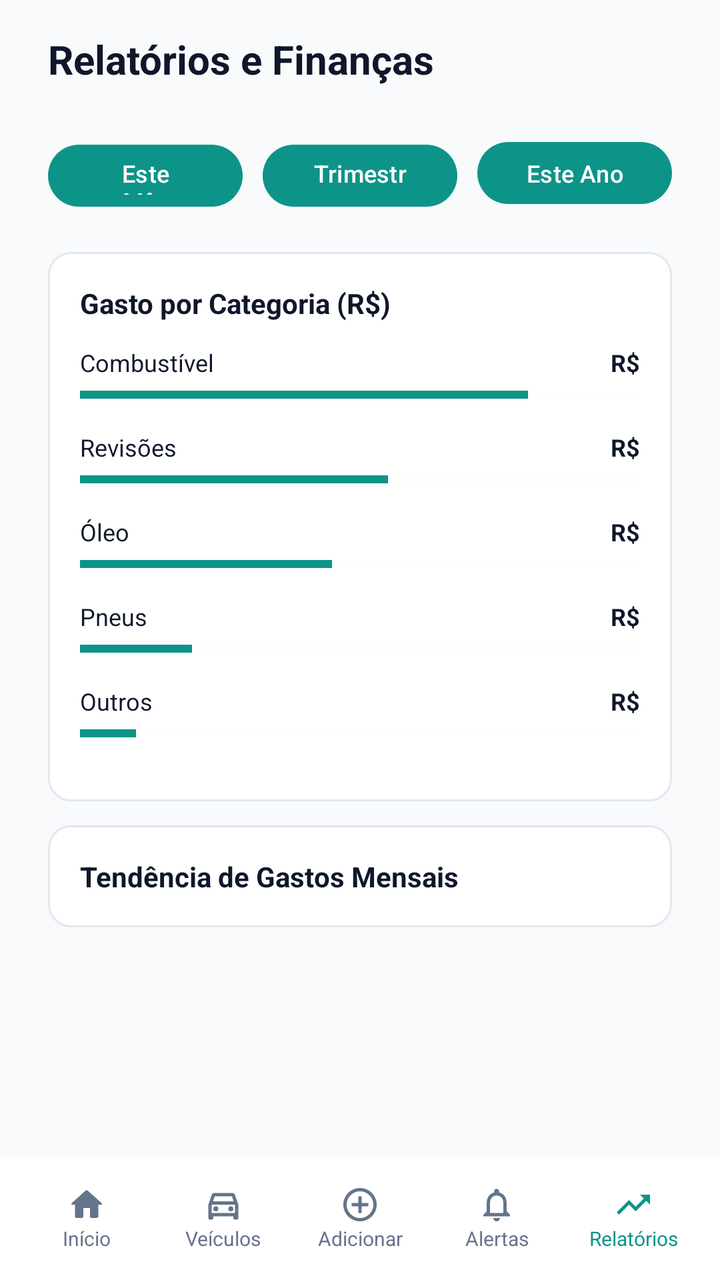
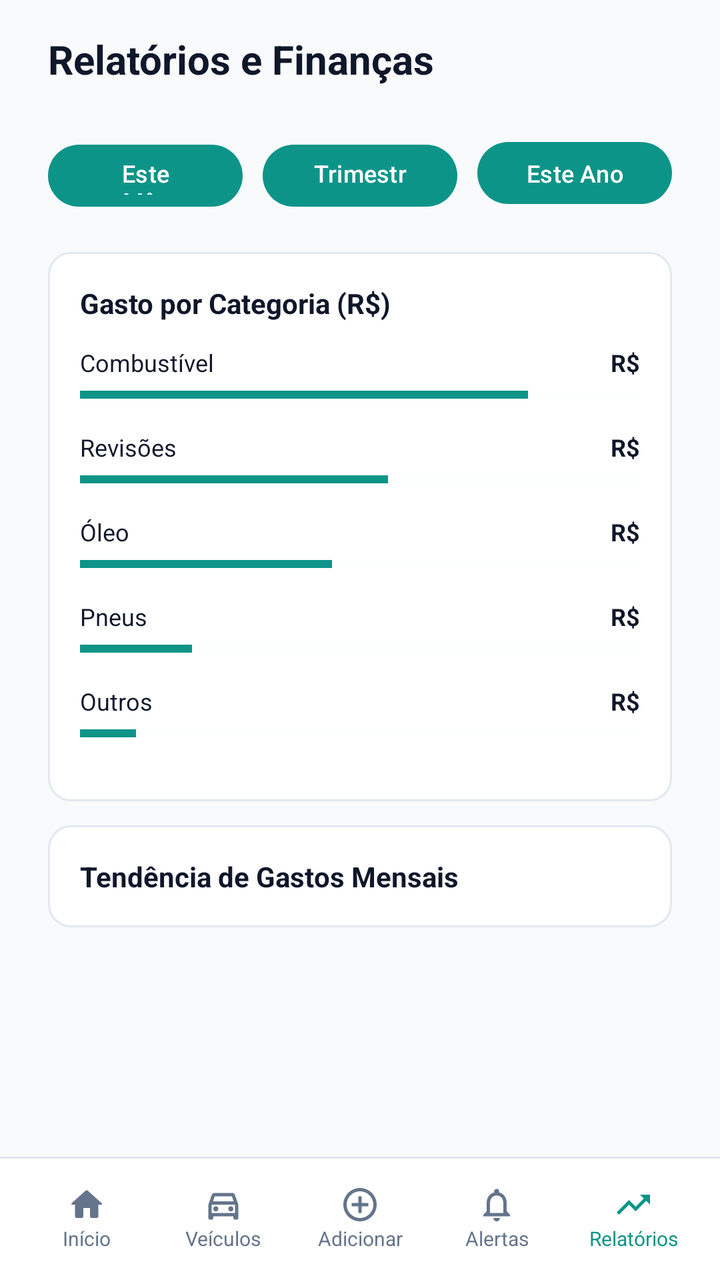

Screens rendered from an Android XML layout before and after an edit, with the pre-edit source and the edit as a unified diff.
<!-- AndroidManifest.xml: application theme Theme.Virabraking -->
<!-- res/layout/activity_relatorios.xml -->
<?xml version="1.0" encoding="utf-8"?>
<androidx.constraintlayout.widget.ConstraintLayout xmlns:android="http://schemas.android.com/apk/res/android"
    xmlns:app="http://schemas.android.com/apk/res-auto"
    xmlns:tools="http://schemas.android.com/tools"
    android:layout_width="match_parent"
    android:layout_height="match_parent"
    android:background="#f8fafc"
    tools:context=".Relatorios">

    <LinearLayout
        android:layout_width="match_parent"
        android:layout_height="wrap_content"
        android:paddingHorizontal="24dp"
        android:orientation="vertical">

        <LinearLayout
            android:layout_width="match_parent"
            android:layout_height="wrap_content"
            android:orientation="vertical">

            <LinearLayout
                android:layout_width="match_parent"
                android:layout_height="wrap_content"
                android:paddingVertical="16dp"
                android:gravity="center_vertical">

                <TextView
                    android:layout_width="match_parent"
                    android:layout_height="wrap_content"
                    android:text="Relatórios e Finanças"
                    android:textStyle="bold"
                    android:textSize="20sp"
                    android:textColor="#0F172A" />
            </LinearLayout>

            <LinearLayout
                android:layout_width="match_parent"
                android:layout_height="wrap_content"
                android:divider="@drawable/gap"
                android:showDividers="middle"
                android:paddingVertical="8dp">

                <Button
                    android:layout_width="match_parent"
                    android:layout_height="39dp"
                    android:layout_weight="1"
                    android:textSize="12sp"
                    android:textColor="#ffffff"
                    android:text="Este Mês" />

                <Button
                    android:layout_width="match_parent"
                    android:layout_height="39dp"
                    android:layout_weight="1"
                    android:textSize="12sp"
                    android:textColor="#ffffff"
                    android:text="Trimestre" />

                <Button
                    android:layout_width="match_parent"
                    android:layout_height="39dp"
                    android:layout_weight="1"
                    android:textSize="12sp"
                    android:textColor="#ffffff"
                    android:text="Este Ano" />
            </LinearLayout>
        </LinearLayout>

        <LinearLayout
            android:layout_width="match_parent"
            android:layout_height="wrap_content"
            android:paddingVertical="12dp">

            <LinearLayout
                android:layout_width="match_parent"
                android:layout_height="wrap_content"
                android:background="@drawable/border_rounded_sections"
                android:orientation="vertical"
                android:padding="16dp">

                <TextView
                    android:layout_width="match_parent"
                    android:layout_height="wrap_content"
                    android:text="Gasto por Categoria (R$)"
                    android:textStyle="bold"
                    android:textColor="#0F172A" />

                <LinearLayout
                    android:layout_width="match_parent"
                    android:layout_height="wrap_content"
                    android:orientation="vertical"
                    android:layout_marginTop="12dp"
                    android:layout_marginBottom="10dp">

                    <LinearLayout
                        android:layout_width="match_parent"
                        android:layout_height="wrap_content">

                        <TextView
                            android:layout_width="match_parent"
                            android:layout_height="wrap_content"
                            android:layout_weight="1"
                            android:textSize="12sp"
                            android:textColor="#0F172A"
                            android:text="Combustível" />

                        <TextView
                            android:layout_width="wrap_content"
                            android:layout_height="wrap_content"
                            android:text="R$"
                            android:textSize="12sp"
                            android:textColor="#0F172A"
                            android:textStyle="bold" />
                    </LinearLayout>

                    <ProgressBar
                        style="?android:attr/progressBarStyleHorizontal"
                        android:layout_width="match_parent"
                        android:layout_height="wrap_content"
                        android:max="100"
                        android:progress="80"
                        android:progressTint="#0d9488"
                        android:progressBackgroundTint="#f8fafc" />
                </LinearLayout>

                <LinearLayout
                    android:layout_width="match_parent"
                    android:layout_height="wrap_content"
                    android:orientation="vertical"
                    android:layout_marginBottom="10dp">

                    <LinearLayout
                        android:layout_width="match_parent"
                        android:layout_height="wrap_content">

                        <TextView
                            android:layout_width="match_parent"
                            android:layout_height="wrap_content"
                            android:layout_weight="1"
                            android:textSize="12sp"
                            android:textColor="#0F172A"
                            android:text="Revisões" />

                        <TextView
                            android:layout_width="wrap_content"
                            android:layout_height="wrap_content"
                            android:text="R$"
                            android:textSize="12sp"
                            android:textColor="#0F172A"
                            android:textStyle="bold" />
                    </LinearLayout>

                    <ProgressBar
                        style="?android:attr/progressBarStyleHorizontal"
                        android:layout_width="match_parent"
                        android:layout_height="wrap_content"
                        android:max="100"
                        android:progress="55"
                        android:progressTint="#0d9488"
                        android:progressBackgroundTint="#f8fafc" />
                </LinearLayout>

                <LinearLayout
                    android:layout_width="match_parent"
                    android:layout_height="wrap_content"
                    android:orientation="vertical"
                    android:layout_marginBottom="10dp">

                    <LinearLayout
                        android:layout_width="match_parent"
                        android:layout_height="wrap_content">

                        <TextView
                            android:layout_width="match_parent"
                            android:layout_height="wrap_content"
                            android:layout_weight="1"
                            android:textSize="12sp"
                            android:textColor="#0F172A"
                            android:text="Óleo" />

                        <TextView
                            android:layout_width="wrap_content"
                            android:layout_height="wrap_content"
                            android:text="R$"
                            android:textSize="12sp"
                            android:textColor="#0F172A"
                            android:textStyle="bold" />
                    </LinearLayout>

                    <ProgressBar
                        style="?android:attr/progressBarStyleHorizontal"
                        android:layout_width="match_parent"
                        android:layout_height="wrap_content"
                        android:max="100"
                        android:progress="45"
                        android:progressTint="#0d9488"
                        android:progressBackgroundTint="#f8fafc" />
                </LinearLayout>

                <LinearLayout
                    android:layout_width="match_parent"
                    android:layout_height="wrap_content"
                    android:orientation="vertical"
                    android:layout_marginBottom="10dp">

                    <LinearLayout
                        android:layout_width="match_parent"
                        android:layout_height="wrap_content">

                        <TextView
                            android:layout_width="match_parent"
                            android:layout_height="wrap_content"
                            android:layout_weight="1"
                            android:textSize="12sp"
                            android:textColor="#0F172A"
                            android:text="Pneus" />

                        <TextView
                            android:layout_width="wrap_content"
                            android:layout_height="wrap_content"
                            android:text="R$"
                            android:textSize="12sp"
                            android:textColor="#0F172A"
                            android:textStyle="bold" />
                    </LinearLayout>

                    <ProgressBar
                        style="?android:attr/progressBarStyleHorizontal"
                        android:layout_width="match_parent"
                        android:layout_height="wrap_content"
                        android:max="100"
                        android:progress="20"
                        android:progressTint="#0d9488"
                        android:progressBackgroundTint="#f8fafc" />
                </LinearLayout>

                <LinearLayout
                    android:layout_width="match_parent"
                    android:layout_height="wrap_content"
                    android:orientation="vertical"
                    android:layout_marginBottom="10dp">

                    <LinearLayout
                        android:layout_width="match_parent"
                        android:layout_height="wrap_content">

                        <TextView
                            android:layout_width="match_parent"
                            android:layout_height="wrap_content"
                            android:layout_weight="1"
                            android:textSize="12sp"
                            android:textColor="#0F172A"
                            android:text="Outros" />

                        <TextView
                            android:layout_width="wrap_content"
                            android:layout_height="wrap_content"
                            android:text="R$"
                            android:textSize="12sp"
                            android:textColor="#0F172A"
                            android:textStyle="bold" />
                    </LinearLayout>

                    <ProgressBar
                        style="?android:attr/progressBarStyleHorizontal"
                        android:layout_width="match_parent"
                        android:layout_height="wrap_content"
                        android:max="100"
                        android:progress="10"
                        android:progressTint="#0d9488"
                        android:progressBackgroundTint="#f8fafc" />
                </LinearLayout>
            </LinearLayout>
        </LinearLayout>

        <LinearLayout
            android:layout_width="match_parent"
            android:layout_height="wrap_content"
            android:padding="16dp"
            android:background="@drawable/border_rounded_sections">

            <TextView
                android:layout_width="match_parent"
                android:layout_height="wrap_content"
                android:text="Tendência de Gastos Mensais"
                android:textStyle="bold"
                android:textColor="#0F172A" />
        </LinearLayout>
    </LinearLayout>

    <LinearLayout
        android:layout_width="match_parent"
        android:layout_height="wrap_content"
        android:orientation="horizontal"
        android:background="#ffffff"
        android:padding="14dp"
        android:divider="@drawable/gap"
        android:showDividers="middle"
        app:layout_constraintBottom_toBottomOf="parent">

        <LinearLayout
            android:id="@+id/llInicio"
            android:layout_width="match_parent"
            android:layout_height="wrap_content"
            android:orientation="vertical"
            android:layout_weight="1"
            android:gravity="center">

            <ImageView
                android:layout_width="wrap_content"
                android:layout_height="wrap_content"
                android:src="@drawable/home"
                app:tint="#64748b" />

            <TextView
                android:layout_width="wrap_content"
                android:layout_height="wrap_content"
                android:text="Início"
                android:textSize="10sp"
                android:textColor="#64748b" />
        </LinearLayout>

        <LinearLayout
            android:id="@+id/llVeiculos"
            android:layout_width="match_parent"
            android:layout_height="wrap_content"
            android:orientation="vertical"
            android:layout_weight="1"
            android:gravity="center" >

            <ImageView
                android:layout_width="wrap_content"
                android:layout_height="wrap_content"
                android:src="@drawable/menu_car" />

            <TextView
                android:layout_width="wrap_content"
                android:layout_height="wrap_content"
                android:text="Veículos"
                android:textSize="10sp"
                android:textColor="#64748b" />
        </LinearLayout>

        <LinearLayout
            android:id="@+id/llAdicionar"
            android:layout_width="match_parent"
            android:layout_height="wrap_content"
            android:orientation="vertical"
            android:layout_weight="1"
            android:gravity="center" >

            <ImageView
                android:layout_width="wrap_content"
                android:layout_height="wrap_content"
                android:src="@drawable/add_circle" />

            <TextView
                android:layout_width="wrap_content"
                android:layout_height="wrap_content"
                android:text="Adicionar"
                android:textSize="10sp"
                android:textColor="#64748b"/>
        </LinearLayout>

        <LinearLayout
            android:id="@+id/llAlertas"
            android:layout_width="match_parent"
            android:layout_height="wrap_content"
            android:orientation="vertical"
            android:layout_weight="1"
            android:gravity="center" >

            <ImageView
                android:layout_width="wrap_content"
                android:layout_height="wrap_content"
                android:src="@drawable/notifications" />

            <TextView
                android:layout_width="wrap_content"
                android:layout_height="wrap_content"
                android:text="Alertas"
                android:textSize="10sp"
                android:textColor="#64748b"/>
        </LinearLayout>

        <LinearLayout
            android:id="@+id/llRelatorios"
            android:layout_width="match_parent"
            android:layout_height="wrap_content"
            android:orientation="vertical"
            android:layout_weight="1"
            android:gravity="center" >

            <ImageView
                android:layout_width="wrap_content"
                android:layout_height="wrap_content"
                android:src="@drawable/trending_up"
                app:tint="#0d9488" />

            <TextView
                android:layout_width="wrap_content"
                android:layout_height="wrap_content"
                android:text="Relatórios"
                android:textSize="10sp"
                android:textColor="#0d9488"/>
        </LinearLayout>
    </LinearLayout>
</androidx.constraintlayout.widget.ConstraintLayout>
<!-- resources referenced by this layout -->
<resources>
  <!-- drawable add_circle (drawable) -->
  <vector android:height="20dp" android:tint="#64748b"
      android:viewportHeight="24" android:viewportWidth="24"
      android:width="20dp" xmlns:android="http://schemas.android.com/apk/res/android">
      <path android:fillColor="@android:color/white" android:pathData="M13,7h-2v4L7,11v2h4v4h2v-4h4v-2h-4L13,7zM12,2C6.48,2 2,6.48 2,12s4.48,10 10,10 10,-4.48 10,-10S17.52,2 12,2zM12,20c-4.41,0 -8,-3.59 -8,-8s3.59,-8 8,-8 8,3.59 8,8 -3.59,8 -8,8z"/>
  </vector>
  <!-- drawable border_rounded_sections (drawable) -->
  <?xml version="1.0" encoding="utf-8"?>
  <layer-list xmlns:android="http://schemas.android.com/apk/res/android">
      <item>
          <shape android:shape="rectangle">
              <corners android:radius="11dp" />
              <solid android:color="#ffffff" />
              <stroke android:width="1dp" android:color="#e2e8f0" />
          </shape>
      </item>
  </layer-list>
  <!-- drawable gap (drawable) -->
  <?xml version="1.0" encoding="utf-8"?>
  <shape xmlns:android="http://schemas.android.com/apk/res/android">
      <size android:height="10dp" android:width="10dp" />
      <solid android:color="@android:color/transparent" />
  </shape>
  <!-- drawable home (drawable) -->
  <vector android:height="20dp" android:tint="#64748b"
      android:viewportHeight="24" android:viewportWidth="24"
      android:width="20dp" xmlns:android="http://schemas.android.com/apk/res/android">
      <path android:fillColor="@android:color/white" android:pathData="M10,19v-5h4v5c0,0.55 0.45,1 1,1h3c0.55,0 1,-0.45 1,-1v-7h1.7c0.46,0 0.68,-0.57 0.33,-0.87L12.67,3.6c-0.38,-0.34 -0.96,-0.34 -1.34,0l-8.36,7.53c-0.34,0.3 -0.13,0.87 0.33,0.87H5v7c0,0.55 0.45,1 1,1h3c0.55,0 1,-0.45 1,-1z"/>
  </vector>
  <!-- drawable notifications (drawable) -->
  <vector android:height="20dp" android:tint="#64748b"
      android:viewportHeight="24" android:viewportWidth="24"
      android:width="20dp" xmlns:android="http://schemas.android.com/apk/res/android">
      <path android:fillColor="@android:color/white" android:pathData="M12,22c1.1,0 2,-0.9 2,-2h-4c0,1.1 0.9,2 2,2zM18,16v-5c0,-3.07 -1.63,-5.64 -4.5,-6.32L13.5,4c0,-0.83 -0.67,-1.5 -1.5,-1.5s-1.5,0.67 -1.5,1.5v0.68C7.64,5.36 6,7.92 6,11v5l-2,2v1h16v-1l-2,-2zM16,17L8,17v-6c0,-2.48 1.51,-4.5 4,-4.5s4,2.02 4,4.5v6z"/>
  </vector>
  <!-- drawable trending_up (drawable) -->
  <vector android:autoMirrored="true" android:height="20dp"
      android:tint="#64748b" android:viewportHeight="24"
      android:viewportWidth="24" android:width="20dp" xmlns:android="http://schemas.android.com/apk/res/android">
      <path android:fillColor="@android:color/white" android:pathData="M16,6l2.29,2.29 -4.88,4.88 -4,-4L2,16.59 3.41,18l6,-6 4,4 6.3,-6.29L22,12V6z"/>
  </vector>
  <style name="Theme.Virabraking" parent="Base.Theme.Virabraking" />
  <style name="Base.Theme.Virabraking" parent="Theme.Material3.DayNight.NoActionBar">
          
          <item name="colorPrimary">#0d9488</item>
      </style>
  <!-- unchanged entries left out for length: 1 -->
</resources>

<!-- the commit's change to res/layout/activity_relatorios.xml (unified diff, before → after) -->
@@ -292,7 +292,7 @@
         android:layout_width="match_parent"
         android:layout_height="wrap_content"
         android:orientation="horizontal"
-        android:background="#ffffff"
+        android:background="@drawable/top_border_menu"
         android:padding="14dp"
         android:divider="@drawable/gap"
         android:showDividers="middle"
<!-- resource entries referenced after the edit -->
@@ -35,6 +35,22 @@
       android:width="20dp" xmlns:android="http://schemas.android.com/apk/res/android">
       <path android:fillColor="@android:color/white" android:pathData="M12,22c1.1,0 2,-0.9 2,-2h-4c0,1.1 0.9,2 2,2zM18,16v-5c0,-3.07 -1.63,-5.64 -4.5,-6.32L13.5,4c0,-0.83 -0.67,-1.5 -1.5,-1.5s-1.5,0.67 -1.5,1.5v0.68C7.64,5.36 6,7.92 6,11v5l-2,2v1h16v-1l-2,-2zM16,17L8,17v-6c0,-2.48 1.51,-4.5 4,-4.5s4,2.02 4,4.5v6z"/>
   </vector>
+  <!-- drawable top_border_menu (drawable) -->
+  <?xml version="1.0" encoding="utf-8"?>
+  <layer-list xmlns:android="http://schemas.android.com/apk/res/android">
+      <item>
+          <shape android:shape="rectangle">
+              <solid android:color="#FFFFFF" />
+          </shape>
+      </item>
+  
+      <item android:height="1dp">
+          <shape android:shape="rectangle">
+              <solid android:color="#e2e8f0" />
+          </shape>
+      </item>
+  
+  </layer-list>
   <!-- drawable trending_up (drawable) -->
   <vector android:autoMirrored="true" android:height="20dp"
       android:tint="#64748b" android:viewportHeight="24"
